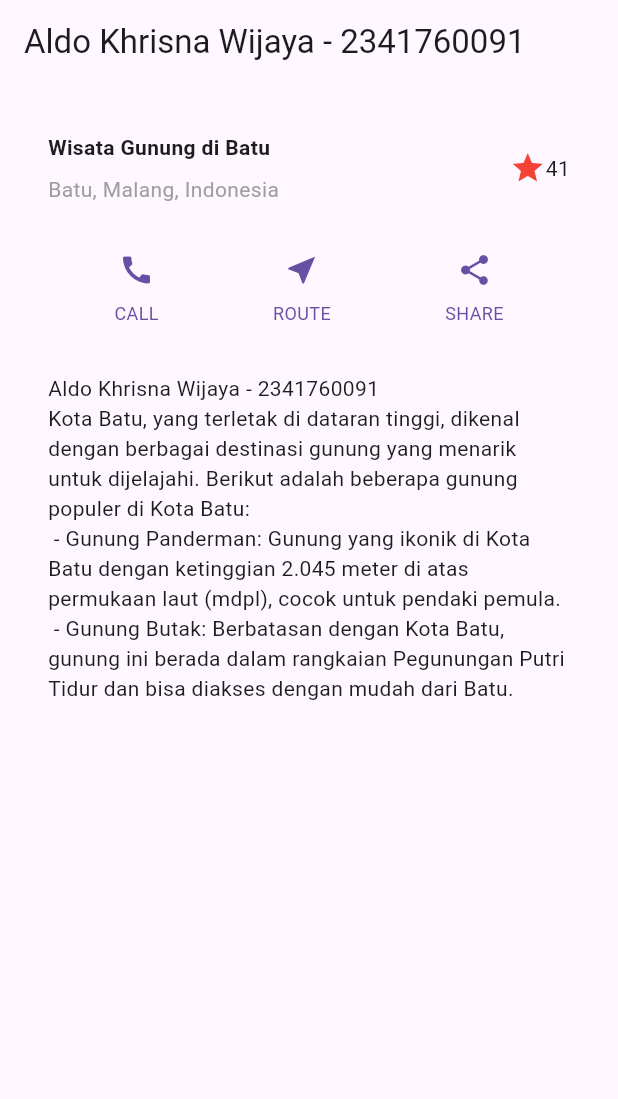
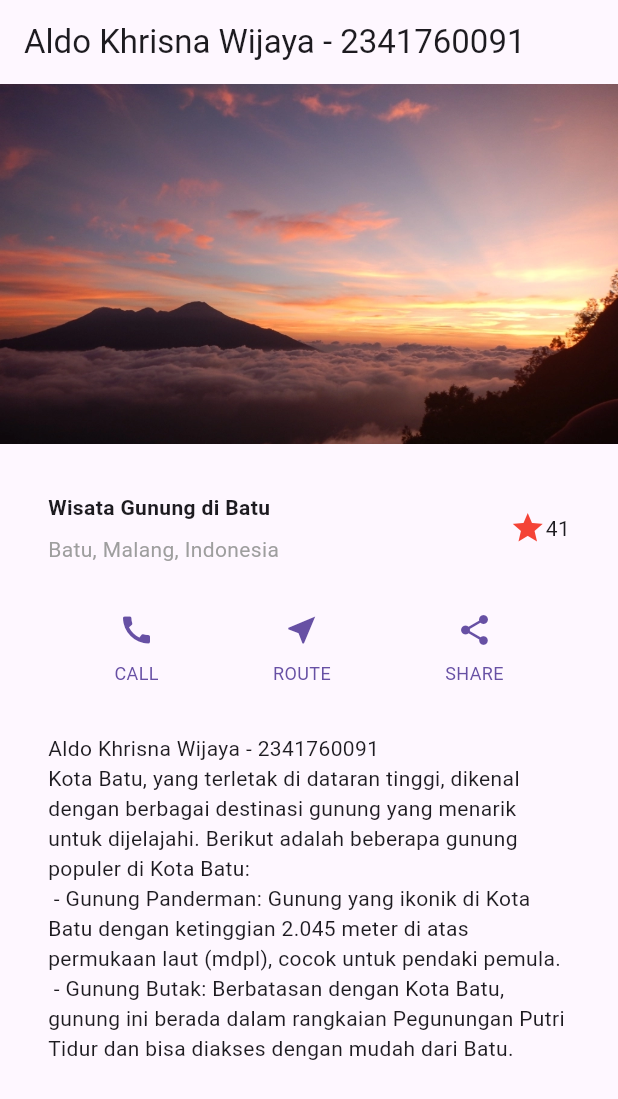
Before and after one commit to AlKhrisW/flutter-fundamental-part2, a Flutter app: the screen it shows after launch, on a phone screen of 412 x 824 dp. Shown: the top 1099 px of the screen. Run offline on Flutter 3.47's test engine with Material 3 defaults, Android fonts, the phone set to English and light mode, and no system bars.

Commit message:
Modifikasi main (Implementasi image section)

```diff
--- a/lib/main.dart
+++ b/lib/main.dart
@@ -73,8 +73,14 @@ class MyApp extends StatelessWidget {
         appBar: AppBar(
           title: const Text('Aldo Khrisna Wijaya - 2341760091'),
         ),
-        body: Column(
+        body: ListView(
           children: [
+            Image.asset(
+              'images/gunung.webp',
+              width: 600,
+              height: 240,
+              fit: BoxFit.cover,
+            ),
             titleSection,
             buttonSection,
             textSection,
--- a/pubspec.yaml
+++ b/pubspec.yaml
@@ -57,6 +57,9 @@ flutter:
   # the material Icons class.
   uses-material-design: true
 
+  assets:
+    - images/gunung.webp
+
   # To add assets to your application, add an assets section, like this:
   # assets:
   #   - images/a_dot_burr.jpeg
```
Also changed, not shown: images/gunung.webp (added).
